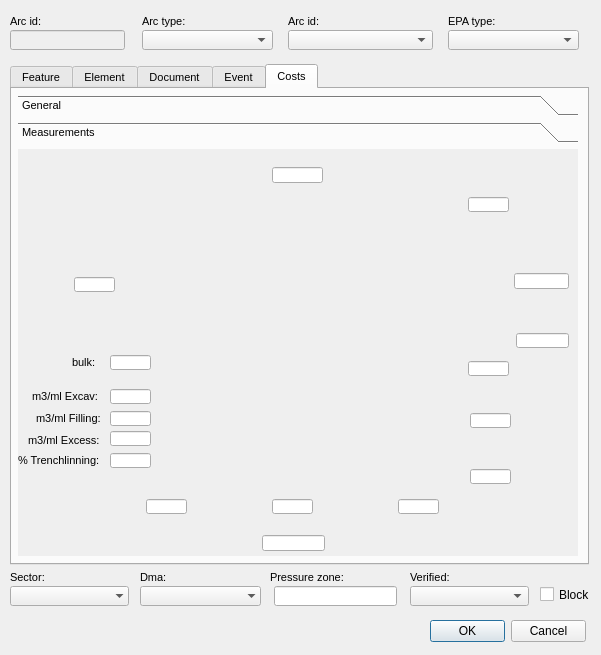
Before: the Qt Designer form ui/ws_man_arc.ui in Giswater/giswater_qgis_plugin, drawn with Qt 5.
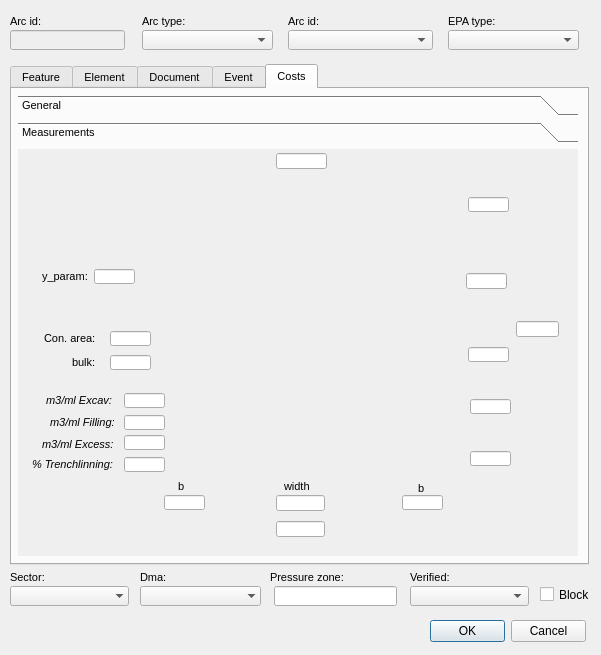
After: the same form once the commit is applied. The open tabs and pages were chosen to show the change. Icons and pictures are not drawn.

Diff of the .ui file:
```diff
--- a/ui/ws_man_arc.ui
+++ b/ui/ws_man_arc.ui
@@ -3547,8 +3547,8 @@
       <widget class="QLineEdit" name="m2mltrenchl_2">
        <property name="geometry">
         <rect>
-         <x>92</x>
-         <y>304</y>
+         <x>106</x>
+         <y>308</y>
          <width>41</width>
          <height>15</height>
         </rect>
@@ -3622,9 +3622,9 @@
        <property name="geometry">
         <rect>
          <x>498</x>
-         <y>184</y>
-         <width>53</width>
-         <height>15</height>
+         <y>172</y>
+         <width>43</width>
+         <height>16</height>
         </rect>
        </property>
        <property name="font">
@@ -3658,8 +3658,8 @@
       <widget class="QLineEdit" name="y_param">
        <property name="geometry">
         <rect>
-         <x>56</x>
-         <y>128</y>
+         <x>76</x>
+         <y>120</y>
          <width>41</width>
          <height>15</height>
         </rect>
@@ -3695,9 +3695,9 @@
       <widget class="QLineEdit" name="m2mlbottom_2">
        <property name="geometry">
         <rect>
-         <x>244</x>
-         <y>386</y>
-         <width>63</width>
+         <x>258</x>
+         <y>372</y>
+         <width>49</width>
          <height>16</height>
         </rect>
        </property>
@@ -3732,10 +3732,10 @@
       <widget class="QLineEdit" name="width">
        <property name="geometry">
         <rect>
-         <x>254</x>
-         <y>350</y>
-         <width>41</width>
-         <height>15</height>
+         <x>258</x>
+         <y>346</y>
+         <width>49</width>
+         <height>16</height>
         </rect>
        </property>
        <property name="font">
@@ -3769,8 +3769,8 @@
       <widget class="QLineEdit" name="b">
        <property name="geometry">
         <rect>
-         <x>380</x>
-         <y>350</y>
+         <x>384</x>
+         <y>346</y>
          <width>41</width>
          <height>15</height>
         </rect>
@@ -3806,8 +3806,8 @@
       <widget class="QLineEdit" name="b_2">
        <property name="geometry">
         <rect>
-         <x>128</x>
-         <y>350</y>
+         <x>146</x>
+         <y>346</y>
          <width>41</width>
          <height>15</height>
         </rect>
@@ -3844,7 +3844,7 @@
        <property name="geometry">
         <rect>
          <x>450</x>
-         <y>212</y>
+         <y>198</y>
          <width>41</width>
          <height>15</height>
         </rect>
@@ -3881,7 +3881,7 @@
        <property name="geometry">
         <rect>
          <x>452</x>
-         <y>320</y>
+         <y>302</y>
          <width>41</width>
          <height>15</height>
         </rect>
@@ -3918,7 +3918,7 @@
        <property name="geometry">
         <rect>
          <x>452</x>
-         <y>264</y>
+         <y>250</y>
          <width>41</width>
          <height>15</height>
         </rect>
@@ -3954,8 +3954,8 @@
       <widget class="QLineEdit" name="m3mlexcess_2">
        <property name="geometry">
         <rect>
-         <x>92</x>
-         <y>282</y>
+         <x>106</x>
+         <y>286</y>
          <width>41</width>
          <height>15</height>
         </rect>
@@ -3991,8 +3991,8 @@
       <widget class="QLineEdit" name="m3mlfill_2">
        <property name="geometry">
         <rect>
-         <x>92</x>
-         <y>262</y>
+         <x>106</x>
+         <y>266</y>
          <width>41</width>
          <height>15</height>
         </rect>
@@ -4028,8 +4028,8 @@
       <widget class="QLineEdit" name="m3mlexc_2">
        <property name="geometry">
         <rect>
-         <x>92</x>
-         <y>240</y>
+         <x>106</x>
+         <y>244</y>
          <width>41</width>
          <height>15</height>
         </rect>
@@ -4102,9 +4102,9 @@
       <widget class="QLineEdit" name="rec_y">
        <property name="geometry">
         <rect>
-         <x>496</x>
+         <x>448</x>
          <y>124</y>
-         <width>55</width>
+         <width>41</width>
          <height>16</height>
         </rect>
        </property>
@@ -4139,8 +4139,8 @@
       <widget class="QLineEdit" name="m2mlpav">
        <property name="geometry">
         <rect>
-         <x>254</x>
-         <y>18</y>
+         <x>258</x>
+         <y>4</y>
          <width>51</width>
          <height>16</height>
         </rect>
@@ -4176,8 +4176,8 @@
       <widget class="QLabel" name="label_date_event_to_2">
        <property name="geometry">
         <rect>
-         <x>0</x>
-         <y>300</y>
+         <x>14</x>
+         <y>304</y>
          <width>87</width>
          <height>22</height>
         </rect>
@@ -4185,6 +4185,7 @@
        <property name="font">
         <font>
          <pointsize>8</pointsize>
+         <italic>true</italic>
         </font>
        </property>
        <property name="frameShape">
@@ -4209,8 +4210,8 @@
       <widget class="QLabel" name="label_date_event_to_3">
        <property name="geometry">
         <rect>
-         <x>10</x>
-         <y>280</y>
+         <x>24</x>
+         <y>284</y>
          <width>73</width>
          <height>22</height>
         </rect>
@@ -4218,6 +4219,7 @@
        <property name="font">
         <font>
          <pointsize>8</pointsize>
+         <italic>true</italic>
         </font>
        </property>
        <property name="frameShape">
@@ -4242,8 +4244,8 @@
       <widget class="QLabel" name="label_date_event_to_4">
        <property name="geometry">
         <rect>
-         <x>18</x>
-         <y>258</y>
+         <x>32</x>
+         <y>262</y>
          <width>73</width>
          <height>22</height>
         </rect>
@@ -4251,6 +4253,7 @@
        <property name="font">
         <font>
          <pointsize>8</pointsize>
+         <italic>true</italic>
         </font>
        </property>
        <property name="frameShape">
@@ -4275,8 +4278,8 @@
       <widget class="QLabel" name="label_date_event_to_5">
        <property name="geometry">
         <rect>
-         <x>14</x>
-         <y>236</y>
+         <x>28</x>
+         <y>240</y>
          <width>73</width>
          <height>22</height>
         </rect>
@@ -4284,6 +4287,7 @@
        <property name="font">
         <font>
          <pointsize>8</pointsize>
+         <italic>true</italic>
         </font>
        </property>
        <property name="frameShape">
@@ -4338,6 +4342,256 @@
         <number>3</number>
        </property>
       </widget>
+      <widget class="QLabel" name="label">
+       <property name="geometry">
+        <rect>
+         <x>120</x>
+         <y>6</y>
+         <width>403</width>
+         <height>379</height>
+        </rect>
+       </property>
+       <property name="text">
+        <string/>
+       </property>
+       <property name="pixmap">
+        <pixmap>ws_section.png</pixmap>
+       </property>
+       <property name="scaledContents">
+        <bool>true</bool>
+       </property>
+      </widget>
+      <widget class="QLabel" name="label_date_event_to_8">
+       <property name="geometry">
+        <rect>
+         <x>26</x>
+         <y>178</y>
+         <width>73</width>
+         <height>22</height>
+        </rect>
+       </property>
+       <property name="font">
+        <font>
+         <pointsize>8</pointsize>
+        </font>
+       </property>
+       <property name="frameShape">
+        <enum>QFrame::NoFrame</enum>
+       </property>
+       <property name="frameShadow">
+        <enum>QFrame::Raised</enum>
+       </property>
+       <property name="text">
+        <string>Con. area:</string>
+       </property>
+       <property name="textFormat">
+        <enum>Qt::AutoText</enum>
+       </property>
+       <property name="scaledContents">
+        <bool>false</bool>
+       </property>
+       <property name="margin">
+        <number>3</number>
+       </property>
+      </widget>
+      <widget class="QLabel" name="label_date_event_to_9">
+       <property name="geometry">
+        <rect>
+         <x>24</x>
+         <y>116</y>
+         <width>53</width>
+         <height>22</height>
+        </rect>
+       </property>
+       <property name="font">
+        <font>
+         <pointsize>8</pointsize>
+        </font>
+       </property>
+       <property name="frameShape">
+        <enum>QFrame::NoFrame</enum>
+       </property>
+       <property name="frameShadow">
+        <enum>QFrame::Raised</enum>
+       </property>
+       <property name="text">
+        <string>y_param:</string>
+       </property>
+       <property name="textFormat">
+        <enum>Qt::AutoText</enum>
+       </property>
+       <property name="scaledContents">
+        <bool>false</bool>
+       </property>
+       <property name="margin">
+        <number>3</number>
+       </property>
+      </widget>
+      <widget class="QLineEdit" name="area">
+       <property name="geometry">
+        <rect>
+         <x>92</x>
+         <y>182</y>
+         <width>41</width>
+         <height>15</height>
+        </rect>
+       </property>
+       <property name="font">
+        <font>
+         <pointsize>7</pointsize>
+         <kerning>true</kerning>
+        </font>
+       </property>
+       <property name="autoFillBackground">
+        <bool>false</bool>
+       </property>
+       <property name="inputMask">
+        <string/>
+       </property>
+       <property name="text">
+        <string/>
+       </property>
+       <property name="frame">
+        <bool>true</bool>
+       </property>
+       <property name="echoMode">
+        <enum>QLineEdit::Normal</enum>
+       </property>
+       <property name="cursorPosition">
+        <number>0</number>
+       </property>
+       <property name="alignment">
+        <set>Qt::AlignCenter</set>
+       </property>
+      </widget>
+      <widget class="QLabel" name="label_date_event_to_11">
+       <property name="geometry">
+        <rect>
+         <x>160</x>
+         <y>326</y>
+         <width>17</width>
+         <height>22</height>
+        </rect>
+       </property>
+       <property name="font">
+        <font>
+         <pointsize>8</pointsize>
+        </font>
+       </property>
+       <property name="frameShape">
+        <enum>QFrame::NoFrame</enum>
+       </property>
+       <property name="frameShadow">
+        <enum>QFrame::Raised</enum>
+       </property>
+       <property name="text">
+        <string>b</string>
+       </property>
+       <property name="textFormat">
+        <enum>Qt::AutoText</enum>
+       </property>
+       <property name="scaledContents">
+        <bool>false</bool>
+       </property>
+       <property name="margin">
+        <number>3</number>
+       </property>
+      </widget>
+      <widget class="QLabel" name="label_date_event_to_12">
+       <property name="geometry">
+        <rect>
+         <x>400</x>
+         <y>328</y>
+         <width>17</width>
+         <height>22</height>
+        </rect>
+       </property>
+       <property name="font">
+        <font>
+         <pointsize>8</pointsize>
+        </font>
+       </property>
+       <property name="frameShape">
+        <enum>QFrame::NoFrame</enum>
+       </property>
+       <property name="frameShadow">
+        <enum>QFrame::Raised</enum>
+       </property>
+       <property name="text">
+        <string>b</string>
+       </property>
+       <property name="textFormat">
+        <enum>Qt::AutoText</enum>
+       </property>
+       <property name="scaledContents">
+        <bool>false</bool>
+       </property>
+       <property name="margin">
+        <number>3</number>
+       </property>
+      </widget>
+      <widget class="QLabel" name="label_date_event_to_10">
+       <property name="geometry">
+        <rect>
+         <x>266</x>
+         <y>326</y>
+         <width>53</width>
+         <height>22</height>
+        </rect>
+       </property>
+       <property name="font">
+        <font>
+         <pointsize>8</pointsize>
+        </font>
+       </property>
+       <property name="frameShape">
+        <enum>QFrame::NoFrame</enum>
+       </property>
+       <property name="frameShadow">
+        <enum>QFrame::Raised</enum>
+       </property>
+       <property name="text">
+        <string>width</string>
+       </property>
+       <property name="textFormat">
+        <enum>Qt::AutoText</enum>
+       </property>
+       <property name="scaledContents">
+        <bool>false</bool>
+       </property>
+       <property name="margin">
+        <number>3</number>
+       </property>
+      </widget>
+      <zorder>label</zorder>
+      <zorder>m2mltrenchl_2</zorder>
+      <zorder>thickness</zorder>
+      <zorder>total_y</zorder>
+      <zorder>y_param</zorder>
+      <zorder>m2mlbottom_2</zorder>
+      <zorder>width</zorder>
+      <zorder>b</zorder>
+      <zorder>b_2</zorder>
+      <zorder>z2</zorder>
+      <zorder>z1</zorder>
+      <zorder>dext</zorder>
+      <zorder>m3mlexcess_2</zorder>
+      <zorder>m3mlfill_2</zorder>
+      <zorder>m3mlexc_2</zorder>
+      <zorder>bulk</zorder>
+      <zorder>rec_y</zorder>
+      <zorder>m2mlpav</zorder>
+      <zorder>label_date_event_to_2</zorder>
+      <zorder>label_date_event_to_3</zorder>
+      <zorder>label_date_event_to_4</zorder>
+      <zorder>label_date_event_to_5</zorder>
+      <zorder>label_date_event_to_6</zorder>
+      <zorder>label_date_event_to_8</zorder>
+      <zorder>label_date_event_to_9</zorder>
+      <zorder>area</zorder>
+      <zorder>label_date_event_to_11</zorder>
+      <zorder>label_date_event_to_12</zorder>
+      <zorder>label_date_event_to_10</zorder>
      </widget>
     </widget>
    </widget>
```
Left out of the diff: 8 changed lines with no effect on the pictures.
